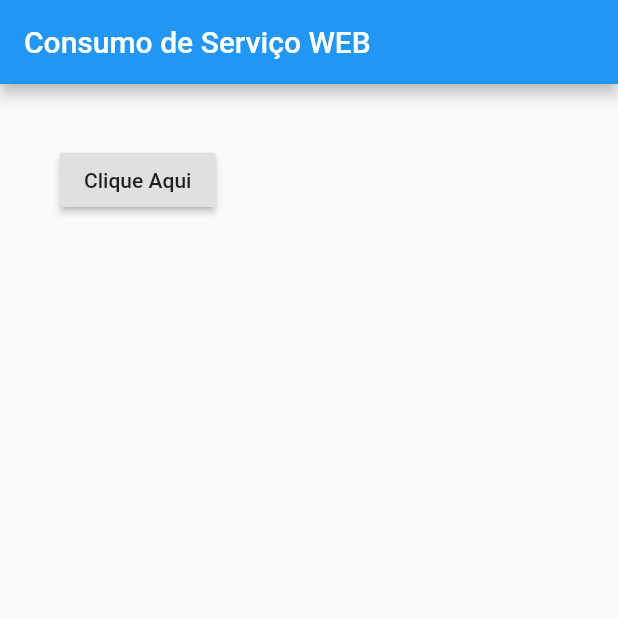
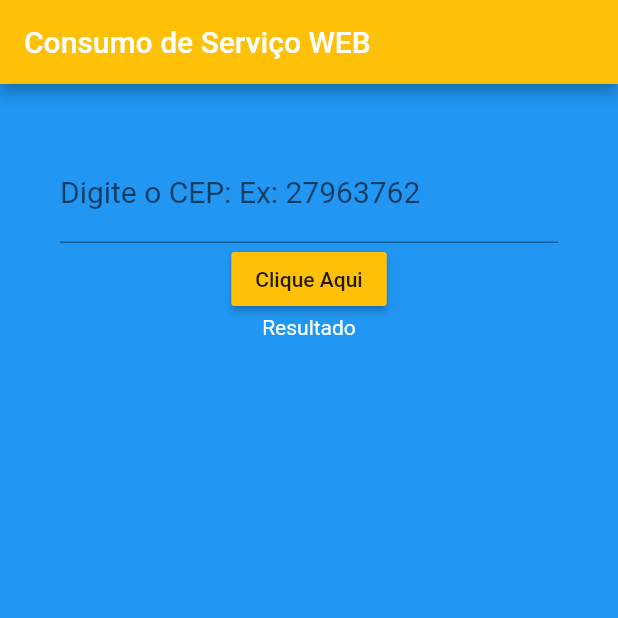
Before and after one commit to jrdutra/EstudandoFlutter, a Flutter app: the screen it shows after launch, after a tap on "Clique Aqui", on a phone screen of 412 x 824 dp, the top half of it. Run offline on Flutter 3.47's test engine with Material 2 defaults, Android fonts, the phone set to English and light mode, and no system bars; network calls fail.

Commit message:
Consumo de serviços WEB

```diff
--- a/consumo_servicos/lib/Home.dart
+++ b/consumo_servicos/lib/Home.dart
@@ -10,10 +10,13 @@ class Home extends StatefulWidget {
 
 class _HomeState extends State<Home> {
 
+  TextEditingController _controllerCep = TextEditingController();
+  String _resultado = "Resultado";
+
   _recuperarCep() async {
 
-    String cep = "27963762";
-    String url = "https://viacep.com.br/ws/${cep}/json/";
+    String cepDigitado = _controllerCep.text;
+    String url = "https://viacep.com.br/ws/${cepDigitado}/json/";
     http.Response response;
 
     response = await http.get(url);
@@ -29,12 +32,9 @@ class _HomeState extends State<Home> {
         " Bairro: " + bairro +
         " Localidade: " + localidade
     );
-
-
-    //print("Status  : " + response.statusCode.toString());
-    //print("Resposta: " + response.body);
-
-
+    setState(() {
+      _resultado = "${logradouro}, ${complemento}, ${bairro}, ${localidade}";
+    });
   }
 
   @override
@@ -42,14 +42,34 @@ class _HomeState extends State<Home> {
     return Scaffold(
       appBar: AppBar(
         title: Text("Consumo de Serviço WEB"),
+        backgroundColor: Colors.amber,
       ),
       body: Container(
+        color: Colors.blue,
         padding: EdgeInsets.all(40),
         child: Column(
           children: <Widget>[
+            TextField(
+              keyboardType: TextInputType.number,
+              decoration: InputDecoration(
+                labelText: "Digite o CEP: Ex: 27963762"
+              ),
+              style: TextStyle(
+                fontSize: 20,
+                color: Colors.white
+              ),
+              controller: _controllerCep,
+            ),
             RaisedButton(
+              color: Colors.amber,
               child: Text("Clique Aqui"),
               onPressed: _recuperarCep,
+            ),
+            Text(
+              _resultado,
+              style: TextStyle(
+                  color: Colors.white
+              ),
             )
           ],
         ),
```
